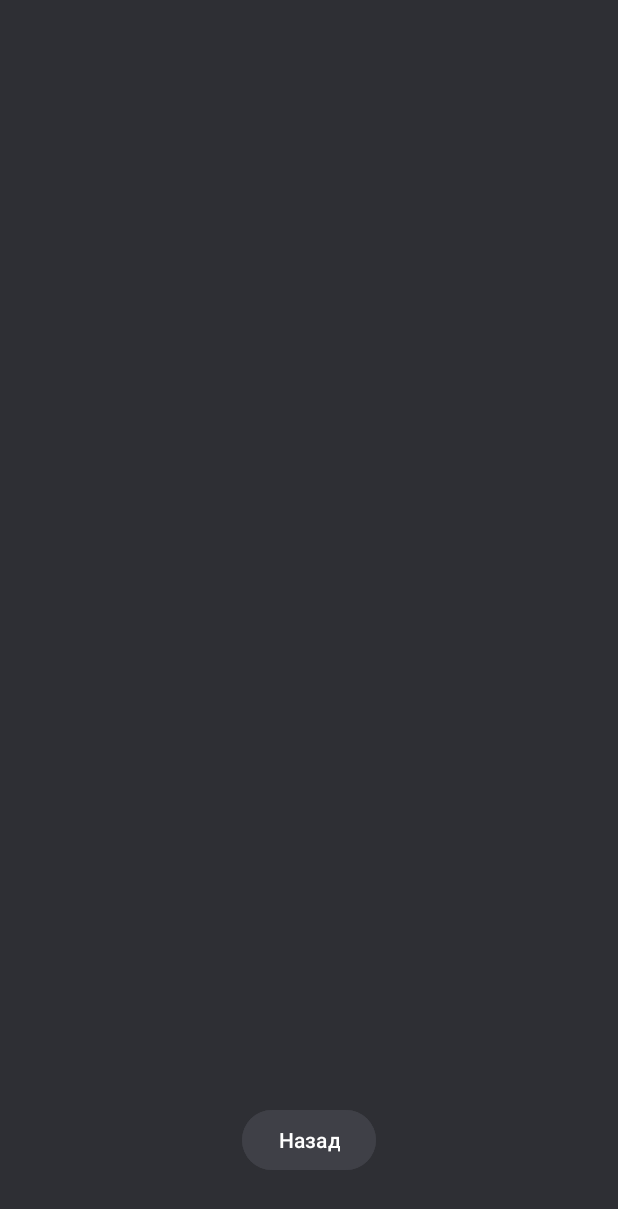
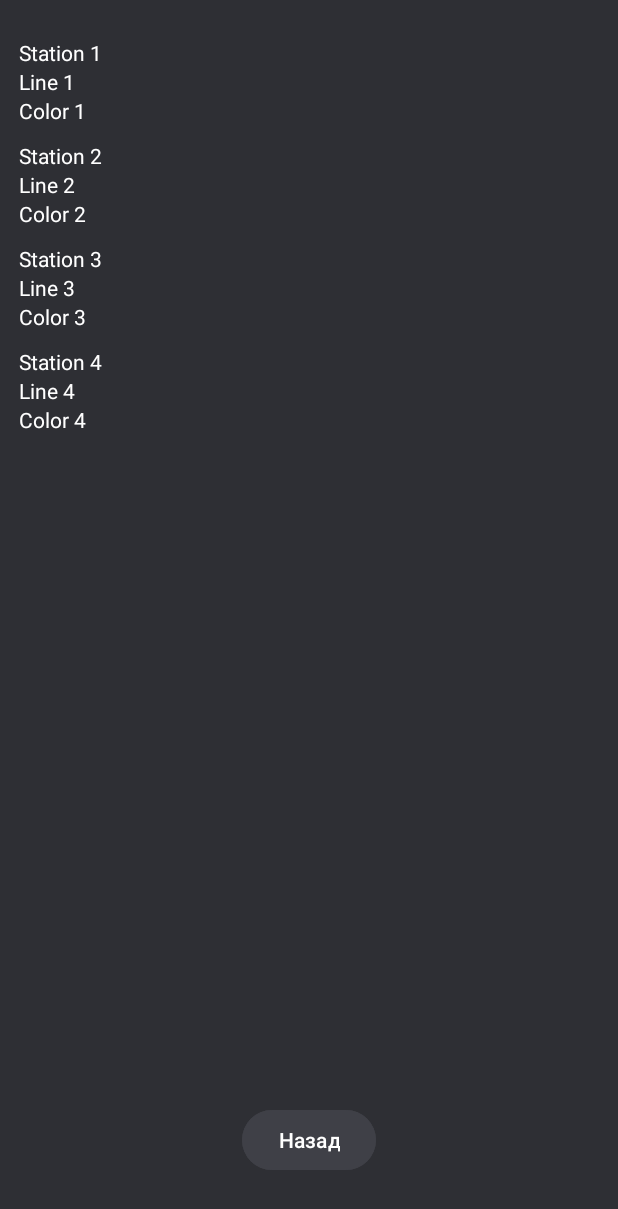
Before and after one commit to Shkityrk/MetroAlarm, an Android app: the screen it shows after launch (MainActivity), after a tap on "Выбрать станцию", on a phone screen of 412 x 824 dp. Shown: the top 1209 px of the screen. Run offline under Robolectric (Android 15) with nearby library versions, the phone set to English and light mode, and no system bars.

Commit message:
added simple RecyclerView

```diff
--- /dev/null
+++ b/app/src/main/java/com/example/samsungschoolproject/adapter/StationAdapter.java
@@ -0,0 +1,64 @@
+package com.example.samsungschoolproject.adapter;
+
+import android.view.LayoutInflater;
+import android.view.View;
+import android.view.ViewGroup;
+
+import androidx.annotation.NonNull;
+import androidx.recyclerview.widget.RecyclerView;
+
+import com.example.samsungschoolproject.R;
+import com.example.samsungschoolproject.databinding.StantionItemBinding;
+import com.example.samsungschoolproject.model.Station;
+
+import java.util.ArrayList;
+import java.util.List;
+
+public class StationAdapter extends RecyclerView.Adapter<StationAdapter.StationViewHolder>{
+    private List<Station> stations = new ArrayList<>();
+
+    @NonNull
+    @Override
+    public StationViewHolder onCreateViewHolder(@NonNull ViewGroup parent, int viewType) {
+        View view = LayoutInflater.from(parent.getContext()).inflate(
+                R.layout.stantion_item,
+                parent,
+                false
+        );
+        return new StationViewHolder(view);
+    }
+
+    @Override
+    public void onBindViewHolder(@NonNull StationViewHolder holder, int position) {
+        holder.bind(stations.get(position));
+    }
+
+    @Override
+    public int getItemCount() {
+        return stations.size();
+    }
+
+    public class StationViewHolder extends RecyclerView.ViewHolder{
+        private StantionItemBinding stantionItemBinding;
+
+        public StationViewHolder(@NonNull View itemView) {
+            super(itemView);
+            stantionItemBinding = StantionItemBinding.bind(itemView);
+        }
+        public void bind(Station station){
+            stantionItemBinding.name.setText(station.name);
+            stantionItemBinding.line.setText(station.line);
+            stantionItemBinding.color.setText(station.color);
+            //productItemBinding.price.setText(String.valueOf(product.price));
+        }
+
+    }
+    public void Add(Station station){
+        stations.add(station);
+        notifyDataSetChanged();
+    }
+
+
+
+
+}
--- a/app/src/main/java/com/example/samsungschoolproject/fragment/StationsListFragment.java
+++ b/app/src/main/java/com/example/samsungschoolproject/fragment/StationsListFragment.java
@@ -6,6 +6,8 @@ import android.os.Bundle;
 import androidx.fragment.app.Fragment;
 import androidx.fragment.app.FragmentManager;
 import androidx.fragment.app.FragmentTransaction;
+import androidx.recyclerview.widget.LinearLayoutManager;
+import androidx.recyclerview.widget.RecyclerView;
 
 import android.view.LayoutInflater;
 import android.view.View;
@@ -13,8 +15,15 @@ import android.view.ViewGroup;
 import android.widget.Button;
 
 import com.example.samsungschoolproject.R;
+import com.example.samsungschoolproject.adapter.StationAdapter;
+import com.example.samsungschoolproject.model.Station;
+import com.example.samsungschoolproject.view_adapter.StationListAdapter;
+
+import java.util.ArrayList;
 
 public class StationsListFragment extends Fragment {
+
+    private StationListAdapter adapter;
     @Override
     public void onCreate(Bundle savedInstanceState) {
         super.onCreate(savedInstanceState);
@@ -25,6 +34,28 @@ public class StationsListFragment extends Fragment {
                              Bundle savedInstanceState) {
         View view = inflater.inflate(R.layout.fragment_stantions_list, container, false);
         Button back_to_main_menu_button= (Button) view.findViewById(R.id.back_to_main_menu_button);
+
+        RecyclerView rv = view.findViewById(R.id.rv);
+        rv.setLayoutManager(new LinearLayoutManager(
+                getContext(),
+                RecyclerView.VERTICAL,
+                false
+        ));
+
+        StationAdapter stationAdapter = new StationAdapter();
+        stationAdapter.Add(new Station("Station 1", "Line 1", "Color 1"));
+        stationAdapter.Add(new Station("Station 2", "Line 2", "Color 2"));
+        stationAdapter.Add(new Station("Station 3", "Line 3", "Color 3"));
+        stationAdapter.Add(new Station("Station 4", "Line 4", "Color 4"));
+
+
+
+
+        rv.setAdapter(stationAdapter);
+
+
+
+
 
         back_to_main_menu_button.setOnClickListener(new View.OnClickListener() {
             @Override
@@ -42,4 +73,8 @@ public class StationsListFragment extends Fragment {
         return view;
 
     }
+
+
+
+
 }
--- a/app/src/main/java/com/example/samsungschoolproject/model/Station.java
+++ b/app/src/main/java/com/example/samsungschoolproject/model/Station.java
@@ -11,4 +11,6 @@ public class Station {
         this.color = color;
     }
 
+
+
 }
--- a/app/src/main/res/layout/fragment_stantions_list.xml
+++ b/app/src/main/res/layout/fragment_stantions_list.xml
@@ -14,6 +14,14 @@
         android:layout_gravity="center_horizontal|bottom"
         android:layout_marginBottom="40dp"/>
 
+    <androidx.recyclerview.widget.RecyclerView
+        android:id="@+id/rv"
+        android:layout_width="409dp"
+        android:layout_height="624dp"
+        android:layout_marginStart="7dp"
+        android:layout_marginTop="20dp"
+        android:layout_marginEnd="7dp"
+        android:layout_marginBottom="73dp" />
 
 
 </FrameLayout>
--- a/app/src/main/res/layout/stantion_item.xml
+++ b/app/src/main/res/layout/stantion_item.xml
@@ -9,16 +9,19 @@
         android:id="@+id/name"
         android:layout_width="match_parent"
         android:layout_height="wrap_content"
+        android:textColor="@color/textColor"
         android:text="@string/name_plug"/>
 
     <TextView
         android:id="@+id/line"
+        android:textColor="@color/textColor"
         android:layout_width="match_parent"
         android:layout_height="wrap_content"
         android:text="@string/line_plug"/>
 
     <TextView
         android:id="@+id/color"
+        android:textColor="@color/textColor"
         android:layout_width="match_parent"
         android:layout_height="wrap_content"
         android:text="@string/color_plug"/>
```
Also changed, not shown: app/src/main/java/com/example/samsungschoolproject/fragment/MainMenuFragment.java (+9 -0 lines), app/src/main/java/com/example/samsungschoolproject/view_adapter/StationListAdapter.java (+46 -32 lines).
